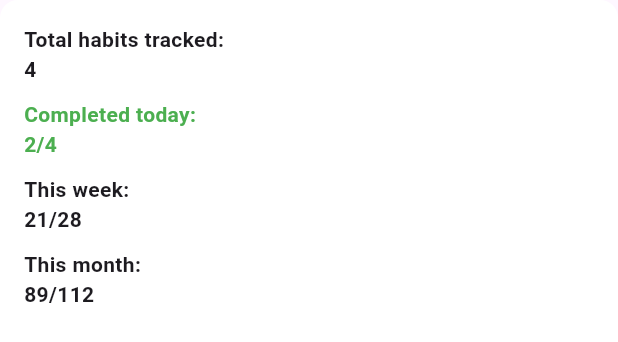
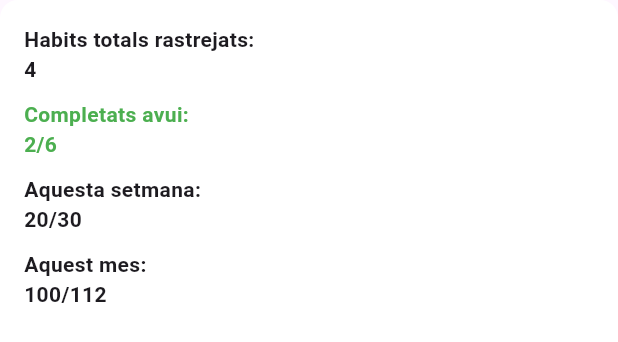
Before and after one commit to DenisFV05/Flow-Tracker, a Flutter app: the QuickStats widget shown alone on an empty page, opened directly, on a phone screen of 412 x 824 dp. Shown: the top 342 px of the screen. Run offline on Flutter 3.47's test engine with Material 3 defaults, Android fonts, the phone set to English and light mode, and no system bars; our stand-ins replace shared_preferences, sidebarx; accounts and stored records are empty; network calls fail.

Commit message:
mock de crear habitos

```diff
--- a/frontend/frontend/lib/main.dart
+++ b/frontend/frontend/lib/main.dart
@@ -2,12 +2,7 @@ import 'package:flutter/material.dart';
 import 'views/login_screen.dart';
 import 'views/home_screen.dart';
 import 'utils/settings_manager.dart';
-import 'package:flutter/material.dart';
 import 'package:provider/provider.dart';
-
-import 'views/login_screen.dart';
-import 'views/home_screen.dart';
-import 'utils/settings_manager.dart';
 
 import 'models/habitsProvider.dart';
 
@@ -51,7 +46,6 @@ class _SplashScreenState extends State<SplashScreen> {
   }
 
   Future<void> _initApp() async {
-    // Splash visual mínimo
     await Future.delayed(const Duration(milliseconds: 800));
 
     final settings = await SettingsManager.loadSettings();
--- a/frontend/frontend/lib/models/mockHabits.dart
+++ b/frontend/frontend/lib/models/mockHabits.dart
@@ -3,41 +3,41 @@ import '../models/habit.dart';
 final List<Habit> mockHabits = [
   Habit(
     id: "1",
-    title: "Morning Exercise",
-    subtitle: "30 minutes cardio",
-    tags: ["health"],
+    title: "Exercicis al matí",
+    subtitle: "Caminar 30 minuts",
+    tags: ["salut"],
     progress: 0.86,
     completedToday: true,
   ),
   Habit(
     id: "2",
-    title: "Read 20 Pages",
-    subtitle: "Book reading habit",
-    tags: ["study"],
+    title: "Llegir un llibre",
+    subtitle: "Habit de lectura",
+    tags: ["temps_lliure"],
     progress: 1.0,
     completedToday: true,
   ),
   Habit(
     id: "3",
-    title: "Meditation",
-    subtitle: "10 minutes mindfulness",
-    tags: ["mental"],
+    title: "Netejar la casa",
+    subtitle: "Escombrar l'habitació",
+    tags: ["tasques"],
     progress: 0.4,
     completedToday: false,
   ),
     Habit(
     id: "4",
-    title: "Estudiar",
-    subtitle: "Aprender flutter",
-    tags: ["study"],
+    title: "Projecte UI",
+    subtitle: "Estudiar flutter",
+    tags: ["estudis"],
     progress: 1.0,
-    completedToday: false,
+    completedToday: true,
   ),
-      Habit(
+    Habit(
     id: "5",
-    title: "Estudiar",
-    subtitle: "Aprender java",
-    tags: ["study"],
+    title: "Projecte API",
+    subtitle: "Fer l'api",
+    tags: ["estudis"],
     progress: 0.2,
     completedToday: false,
   ),
--- a/frontend/frontend/lib/views/login_screen.dart
+++ b/frontend/frontend/lib/views/login_screen.dart
@@ -110,7 +110,6 @@ class _LoginScreenState extends State<LoginScreen> {
                 child: Column(
                   mainAxisSize: MainAxisSize.min,
                   children: [
-                    // URL servidor
                     TextFormField(
                       controller: _serverUrlController,
                       decoration: const InputDecoration(
@@ -126,8 +125,8 @@ class _LoginScreenState extends State<LoginScreen> {
                     TextFormField(
                       controller: _usernameController,
                       decoration: inputEstil.base(
-                        "Correu / Usuari",
-                        "Introdueix el teu correu o nom d'usuari",
+                        "Correu",
+                        "Introdueix el teu correu",
                       ),
                       validator: (value) =>
                           value!.isEmpty ? 'Requerit' : null,
--- a/frontend/frontend/lib/widgets/stats/StatsGrid.dart
+++ b/frontend/frontend/lib/widgets/stats/StatsGrid.dart
@@ -8,13 +8,13 @@ class StatsGrid extends StatelessWidget {
   Widget build(BuildContext context) {
     return Row(
       children: const [
-        Expanded(child: StatCard(title: "Current Streak", value: "12")),
+        Expanded(child: StatCard(title: "Ratxa actual", value: "1")),
         SizedBox(width: 10),
-        Expanded(child: StatCard(title: "Today Progress", value: "2/4")),
+        Expanded(child: StatCard(title: "Progres d'avui", value: "2/6")),
         SizedBox(width: 10),
-        Expanded(child: StatCard(title: "Weekly Rate", value: "78%")),
+        Expanded(child: StatCard(title: "Ritme Setmanal", value: "50%")),
         SizedBox(width: 10),
-        Expanded(child: StatCard(title: "Achievements", value: "8")),
+        Expanded(child: StatCard(title: "Assoliments", value: "8")),
       ],
     );
   }
--- a/frontend/frontend/lib/widgets/stats/quickStats.dart
+++ b/frontend/frontend/lib/widgets/stats/quickStats.dart
@@ -15,18 +15,18 @@ class QuickStats extends StatelessWidget {
       child: const Column(
         crossAxisAlignment: CrossAxisAlignment.start,
         children: [
-          Text("Total habits tracked: ",
+          Text("Habits totals rastrejats: ",
               style: TextStyle(fontWeight: FontWeight.bold)),
           Text("4", style: TextStyle(fontWeight: FontWeight.bold)),
 
           SizedBox(height: 10),
 
-          Text("Completed today: ",
+          Text("Completats avui: ",
               style: TextStyle(
                 fontWeight: FontWeight.bold,
                 color: Colors.green,
               )),
-          Text("2/4",
+          Text("2/6",
               style: TextStyle(
                 fontWeight: FontWeight.bold,
                 color: Colors.green,
@@ -34,16 +34,16 @@ class QuickStats extends StatelessWidget {
 
           SizedBox(height: 10),
 
-          Text("This week: ",
+          Text("Aquesta setmana: ",
               style: TextStyle(fontWeight: FontWeight.bold)),
-          Text("21/28",
+          Text("20/30",
               style: TextStyle(fontWeight: FontWeight.bold)),
 
           SizedBox(height: 10),
 
-          Text("This month: ",
+          Text("Aquest mes: ",
               style: TextStyle(fontWeight: FontWeight.bold)),
-          Text("89/112",
+          Text("100/112",
               style: TextStyle(fontWeight: FontWeight.bold)),
         ],
       ),
```
Also changed, not shown: frontend/frontend/lib/views/crearCuentaScreen.dart (+9 -6 lines), frontend/frontend/lib/views/crearHabit.dart (added, +136 -0 lines), frontend/frontend/lib/views/dashboardView.dart (+33 -12 lines), frontend/frontend/pubspec.lock, 2 other files.
